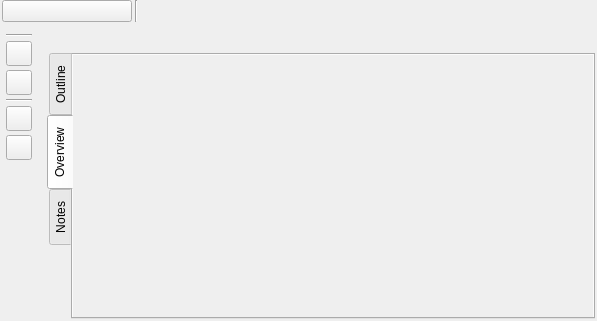
Old version of the form ui/story_structure_settings.ui in the repository zkovari/plotlyst.
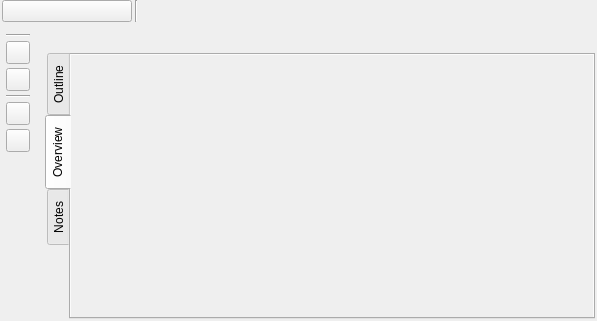
New version of the form. The open tabs and pages were chosen to show the change. Custom widgets are drawn as their Qt base class.

Commit message: Increase icon size for structure editor toolbar

What changed in the file:
```diff
--- a/ui/story_structure_settings.ui
+++ b/ui/story_structure_settings.ui
@@ -119,12 +119,6 @@
           <property name="text">
            <string/>
           </property>
-          <property name="iconSize">
-           <size>
-            <width>18</width>
-            <height>18</height>
-           </size>
-          </property>
           <property name="transparent" stdset="0">
            <bool>true</bool>
           </property>
@@ -141,12 +135,6 @@
           <property name="text">
            <string/>
           </property>
-          <property name="iconSize">
-           <size>
-            <width>18</width>
-            <height>18</height>
-           </size>
-          </property>
           <property name="transparent" stdset="0">
            <bool>true</bool>
           </property>
@@ -170,12 +158,6 @@
           <property name="text">
            <string/>
           </property>
-          <property name="iconSize">
-           <size>
-            <width>18</width>
-            <height>18</height>
-           </size>
-          </property>
           <property name="transparent" stdset="0">
            <bool>true</bool>
           </property>
@@ -192,12 +174,6 @@
           <property name="text">
            <string/>
           </property>
-          <property name="iconSize">
-           <size>
-            <width>18</width>
-            <height>18</height>
-           </size>
-          </property>
           <property name="transparent" stdset="0">
            <bool>true</bool>
           </property>
@@ -333,8 +309,8 @@
                <rect>
                 <x>0</x>
                 <y>0</y>
-                <width>100</width>
-                <height>30</height>
+                <width>514</width>
+                <height>255</height>
                </rect>
               </property>
               <property name="sizePolicy">
```
Left out of the diff: 6 changed lines with no effect on the pictures.
